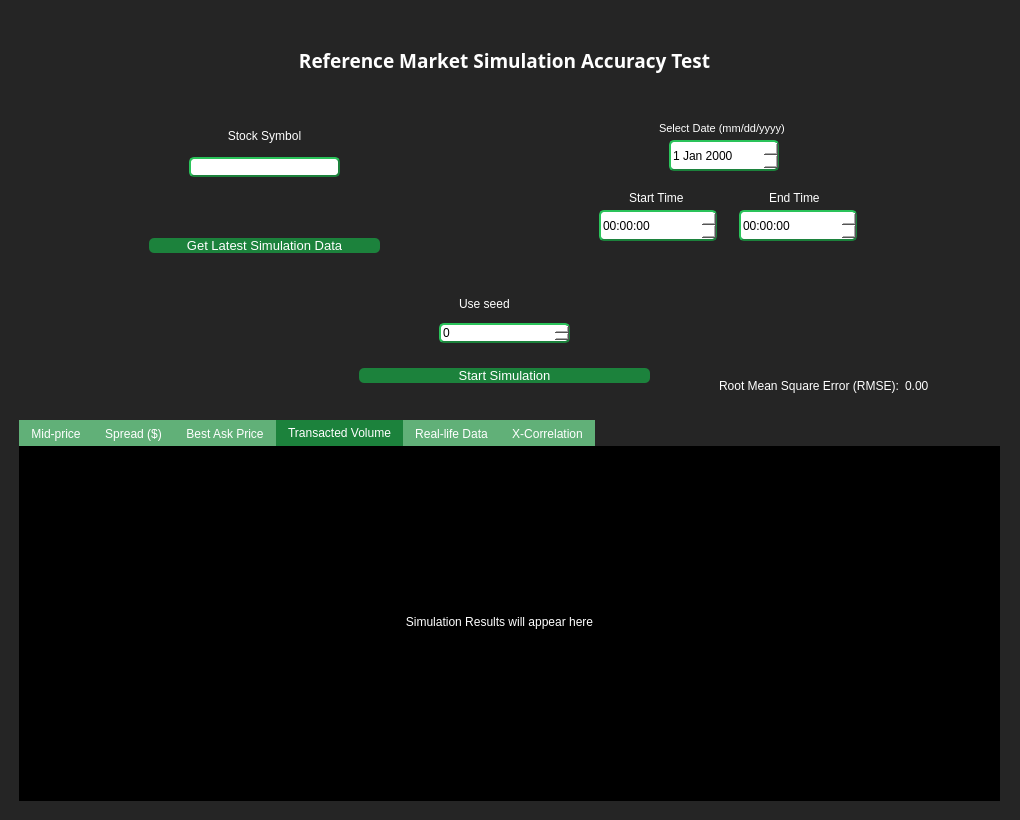
First picture: the form in widgets/UI/RMSC03_Past.ui, repository JV-FIU/Agent-Based-Stock-Market-Simulator, before the edit.
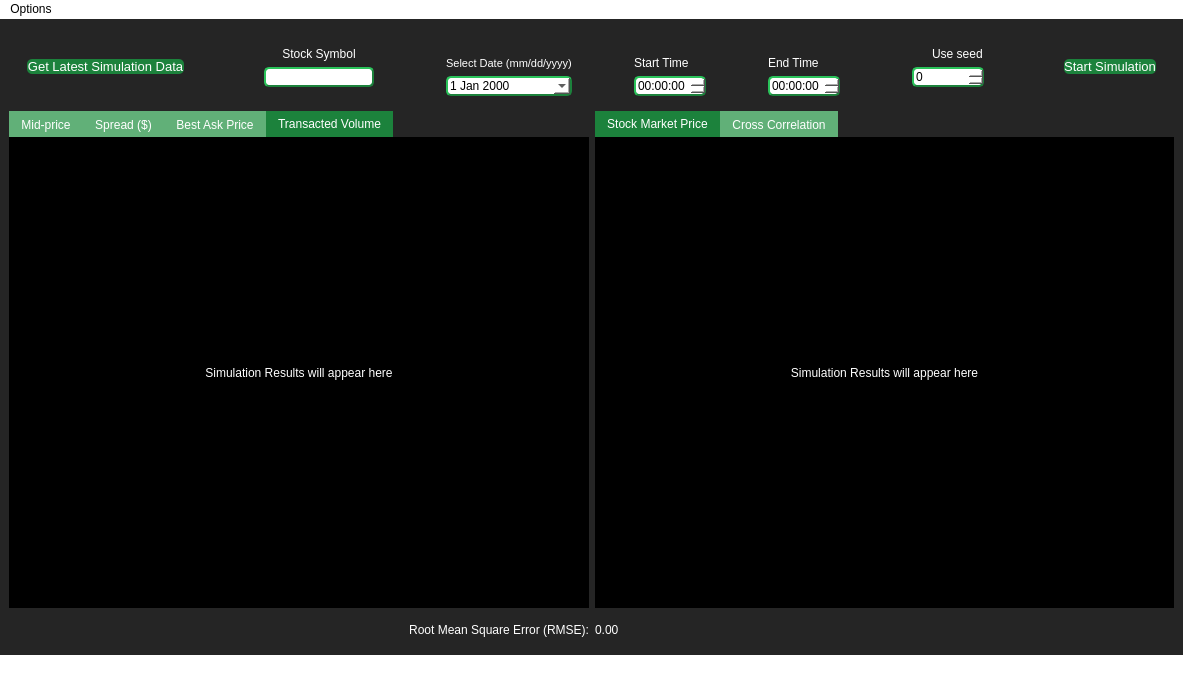
Second picture: the form after the edit. The open tabs and pages were chosen to show the change.

Patch:
```diff
--- a/widgets/UI/RMSC03_Past.ui
+++ b/widgets/UI/RMSC03_Past.ui
@@ -1,22 +1,15 @@
 <?xml version="1.0" encoding="UTF-8"?>
 <ui version="4.0">
- <class>Dialog</class>
- <widget class="QDialog" name="Dialog">
+ <class>MainWindow</class>
+ <widget class="QMainWindow" name="MainWindow">
   <property name="geometry">
    <rect>
     <x>0</x>
     <y>0</y>
-    <width>1020</width>
-    <height>820</height>
+    <width>1183</width>
+    <height>677</height>
    </rect>
   </property>
-  <property name="font">
-   <font>
-    <family>MS UI Gothic</family>
-    <weight>50</weight>
-    <bold>false</bold>
-   </font>
-  </property>
   <property name="windowTitle">
    <string>Dialog</string>
   </property>
@@ -30,6 +23,19 @@
 	color: #ffffff;
 }
 
+/* Menu and Status Bars */
+QMenuBar {
+	background: white;
+	background-color: white;
+	color: black;
+}
+
+QStatusBar {
+	background: white;
+	background-color: white;
+	color: black;
+}
+
 #CentralWidget{
 	background-color: #252525;
 }
@@ -54,10 +60,11 @@
 }
 
 /* QTabWidget customization */
-#result1, #result2, #result3, #result4, #result5, #result6 {
+#result1, #result2, #result3, #result4, #result1_4, #result2_4 {
 	color: #000000;
 	background: #000000;
 	background-color: #000000;
+	border: none;
 }
 
 /*Tab manipulation */
@@ -81,67 +88,96 @@
 }
 </string>
   </property>
-  <widget class="QWidget" name="CentralWidget" native="true">
-   <property name="geometry">
-    <rect>
-     <x>-1</x>
-     <y>0</y>
-     <width>1041</width>
-     <height>821</height>
-    </rect>
-   </property>
-   <property name="styleSheet">
-    <string notr="true"/>
-   </property>
-   <widget class="QWidget" name="widget" native="true">
-    <property name="geometry">
-     <rect>
-      <x>600</x>
-      <y>90</y>
-      <width>261</width>
-      <height>171</height>
-     </rect>
-    </property>
-    <widget class="QTimeEdit" name="endTime">
-     <property name="geometry">
-      <rect>
-       <x>140</x>
-       <y>120</y>
-       <width>118</width>
-       <height>31</height>
-      </rect>
-     </property>
+  <widget class="QWidget" name="CentralWidget">
+   <layout class="QVBoxLayout" name="verticalLayout_3">
+    <item>
+     <widget class="QWidget" name="inputContainer" native="true">
+      <property name="sizePolicy">
+       <sizepolicy hsizetype="Preferred" vsizetype="Fixed">
+        <horstretch>0</horstretch>
+        <verstretch>0</verstretch>
+       </sizepolicy>
+      </property>
+      <layout class="QHBoxLayout" name="horizontalLayout">
+       <item>
+        <widget class="QWidget" name="buttonW_2" native="true">
+         <layout class="QVBoxLayout" name="verticalLayout_8">
+          <item>
+           <widget class="QPushButton" name="fetchData">
      <property name="font">
       <font>
-       <pointsize>9</pointsize>
-      </font>
-     </property>
-    </widget>
-    <widget class="QTimeEdit" name="startTime">
-     <property name="geometry">
-      <rect>
-       <x>0</x>
-       <y>120</y>
-       <width>118</width>
-       <height>31</height>
-      </rect>
-     </property>
+              <pointsize>10</pointsize>
+             </font>
+            </property>
+            <property name="text">
+             <string>Get Latest Simulation Data</string>
+            </property>
+           </widget>
+          </item>
+         </layout>
+        </widget>
+       </item>
+       <item>
+        <spacer name="horizontalSpacer_6">
+         <property name="orientation">
+          <enum>Qt::Horizontal</enum>
+         </property>
+         <property name="sizeHint" stdset="0">
+          <size>
+           <width>40</width>
+           <height>20</height>
+          </size>
+         </property>
+        </spacer>
+       </item>
+       <item>
+        <widget class="QWidget" name="tickerW" native="true">
+         <layout class="QVBoxLayout" name="verticalLayout_7">
+          <item>
+           <widget class="QLabel" name="symbolLabel">
      <property name="font">
       <font>
        <pointsize>9</pointsize>
-       <kerning>true</kerning>
-      </font>
-     </property>
-    </widget>
+             </font>
+            </property>
+            <property name="text">
+             <string>Stock Symbol</string>
+            </property>
+            <property name="alignment">
+             <set>Qt::AlignBottom|Qt::AlignHCenter</set>
+            </property>
+           </widget>
+          </item>
+          <item>
+           <widget class="QLineEdit" name="stockSymbol">
+            <property name="minimumSize">
+             <size>
+              <width>50</width>
+              <height>0</height>
+             </size>
+            </property>
+           </widget>
+          </item>
+         </layout>
+        </widget>
+       </item>
+       <item>
+        <spacer name="horizontalSpacer">
+         <property name="orientation">
+          <enum>Qt::Horizontal</enum>
+         </property>
+         <property name="sizeHint" stdset="0">
+          <size>
+           <width>40</width>
+           <height>20</height>
+          </size>
+         </property>
+        </spacer>
+       </item>
+       <item>
+        <layout class="QVBoxLayout" name="verticalLayout_9">
+         <item>
     <widget class="QLabel" name="label">
-     <property name="geometry">
-      <rect>
-       <x>60</x>
-       <y>30</y>
-       <width>141</width>
-       <height>16</height>
-      </rect>
-     </property>
      <property name="font">
       <font>
        <pointsize>8</pointsize>
@@ -150,49 +186,42 @@
      <property name="text">
       <string>Select Date (mm/dd/yyyy)</string>
      </property>
-    </widget>
-    <widget class="QLabel" name="label_3">
-     <property name="geometry">
-      <rect>
-       <x>170</x>
-       <y>100</y>
-       <width>51</width>
-       <height>16</height>
-      </rect>
-     </property>
-     <property name="font">
-      <font>
-       <pointsize>9</pointsize>
-      </font>
-     </property>
-     <property name="text">
-      <string>End Time</string>
-     </property>
-    </widget>
+           <property name="alignment">
+            <set>Qt::AlignBottom|Qt::AlignHCenter</set>
+           </property>
+          </widget>
+         </item>
+         <item>
     <widget class="QDateEdit" name="simDate">
-     <property name="geometry">
-      <rect>
-       <x>70</x>
-       <y>50</y>
-       <width>110</width>
-       <height>31</height>
-      </rect>
-     </property>
      <property name="font">
       <font>
        <pointsize>9</pointsize>
       </font>
      </property>
-    </widget>
+           <property name="calendarPopup">
+            <bool>true</bool>
+           </property>
+          </widget>
+         </item>
+        </layout>
+       </item>
+       <item>
+        <spacer name="horizontalSpacer_2">
+         <property name="orientation">
+          <enum>Qt::Horizontal</enum>
+         </property>
+         <property name="sizeHint" stdset="0">
+          <size>
+           <width>40</width>
+           <height>20</height>
+          </size>
+         </property>
+        </spacer>
+       </item>
+       <item>
+        <layout class="QVBoxLayout" name="verticalLayout_13">
+         <item>
     <widget class="QLabel" name="label_2">
-     <property name="geometry">
-      <rect>
-       <x>30</x>
-       <y>100</y>
-       <width>61</width>
-       <height>16</height>
-      </rect>
-     </property>
      <property name="font">
       <font>
        <pointsize>9</pointsize>
@@ -201,129 +230,80 @@
      <property name="text">
       <string>Start Time</string>
      </property>
-    </widget>
-   </widget>
-   <widget class="QWidget" name="buttonW" native="true">
-    <property name="geometry">
-     <rect>
-      <x>360</x>
-      <y>330</y>
-      <width>291</width>
-      <height>91</height>
-     </rect>
-    </property>
-    <layout class="QVBoxLayout" name="verticalLayout_2">
+           <property name="alignment">
+            <set>Qt::AlignBottom|Qt::AlignLeading|Qt::AlignLeft</set>
+           </property>
+          </widget>
+         </item>
      <item>
-      <widget class="QPushButton" name="pushButton">
+          <widget class="QTimeEdit" name="startTime">
        <property name="font">
         <font>
-         <pointsize>10</pointsize>
-        </font>
-       </property>
-       <property name="text">
-        <string>Start Simulation</string>
-       </property>
+             <pointsize>9</pointsize>
+             <kerning>true</kerning>
+            </font>
+           </property>
       </widget>
      </item>
     </layout>
-   </widget>
-   <widget class="QWidget" name="tickerW" native="true">
-    <property name="geometry">
-     <rect>
-      <x>190</x>
-      <y>120</y>
-      <width>151</width>
-      <height>57</height>
-     </rect>
-    </property>
-    <layout class="QVBoxLayout" name="verticalLayout">
+       </item>
+       <item>
+        <spacer name="horizontalSpacer_3">
+         <property name="orientation">
+          <enum>Qt::Horizontal</enum>
+         </property>
+         <property name="sizeHint" stdset="0">
+          <size>
+           <width>40</width>
+           <height>20</height>
+          </size>
+         </property>
+        </spacer>
+       </item>
      <item>
-      <widget class="QLabel" name="symbolLabel">
+        <layout class="QVBoxLayout" name="verticalLayout_14">
+         <item>
+          <widget class="QLabel" name="label_3">
        <property name="font">
         <font>
          <pointsize>9</pointsize>
         </font>
        </property>
        <property name="text">
-        <string>Stock Symbol</string>
+            <string>End Time</string>
        </property>
        <property name="alignment">
-        <set>Qt::AlignCenter</set>
+            <set>Qt::AlignBottom|Qt::AlignLeading|Qt::AlignLeft</set>
        </property>
       </widget>
      </item>
      <item>
-      <widget class="QLineEdit" name="stockSymbol">
-       <property name="minimumSize">
-        <size>
-         <width>50</width>
-         <height>0</height>
-        </size>
-       </property>
-      </widget>
-     </item>
-    </layout>
-   </widget>
-   <widget class="QLabel" name="label_4">
-    <property name="geometry">
-     <rect>
-      <x>270</x>
-      <y>30</y>
-      <width>471</width>
-      <height>61</height>
-     </rect>
-    </property>
+          <widget class="QTimeEdit" name="endTime">
     <property name="font">
      <font>
-      <family>Segoe UI Semilight</family>
-      <pointsize>14</pointsize>
-      <weight>75</weight>
-      <italic>false</italic>
-      <bold>true</bold>
-     </font>
-    </property>
-    <property name="text">
-     <string>Reference Market Simulation Accuracy Test</string>
-    </property>
-    <property name="alignment">
-     <set>Qt::AlignCenter</set>
-    </property>
-    <property name="wordWrap">
-     <bool>false</bool>
-    </property>
-   </widget>
-   <widget class="QWidget" name="tickerW_2" native="true">
-    <property name="geometry">
-     <rect>
-      <x>350</x>
-      <y>450</y>
-      <width>151</width>
-      <height>57</height>
-     </rect>
-    </property>
-    <layout class="QVBoxLayout" name="verticalLayout_3">
+             <pointsize>9</pointsize>
+            </font>
+           </property>
+          </widget>
+         </item>
+        </layout>
+       </item>
      <item>
-      <widget class="QLineEdit" name="stockSymbol_2">
-       <property name="minimumSize">
+        <spacer name="horizontalSpacer_4">
+         <property name="orientation">
+          <enum>Qt::Horizontal</enum>
+         </property>
+         <property name="sizeHint" stdset="0">
         <size>
-         <width>50</width>
-         <height>0</height>
-        </size>
-       </property>
-      </widget>
-     </item>
-    </layout>
-   </widget>
+           <width>40</width>
+           <height>20</height>
+          </size>
+         </property>
+        </spacer>
+       </item>
+       <item>
    <widget class="QWidget" name="seedContainer" native="true">
-    <property name="geometry">
-     <rect>
-      <x>440</x>
-      <y>290</y>
-      <width>131</width>
-      <height>61</height>
-     </rect>
-    </property>
-    <layout class="QVBoxLayout" name="verticalLayout_4">
+         <layout class="QVBoxLayout" name="verticalLayout_10">
      <item>
       <widget class="QCheckBox" name="checkBox">
        <property name="font">
@@ -353,14 +333,52 @@
      </item>
     </layout>
    </widget>
+       </item>
+       <item>
+        <spacer name="horizontalSpacer_5">
+         <property name="orientation">
+          <enum>Qt::Horizontal</enum>
+         </property>
+         <property name="sizeHint" stdset="0">
+          <size>
+           <width>40</width>
+           <height>20</height>
+          </size>
+         </property>
+        </spacer>
+       </item>
+       <item>
+        <widget class="QWidget" name="buttonW" native="true">
+         <layout class="QVBoxLayout" name="verticalLayout_11">
+          <item>
+           <widget class="QPushButton" name="pushButton">
+            <property name="font">
+             <font>
+              <pointsize>10</pointsize>
+             </font>
+            </property>
+            <property name="text">
+             <string>Start Simulation</string>
+            </property>
+           </widget>
+          </item>
+         </layout>
+        </widget>
+       </item>
+      </layout>
+     </widget>
+    </item>
+    <item>
+     <layout class="QVBoxLayout" name="verticalLayout_2">
+      <item>
+       <layout class="QHBoxLayout" name="horizontalLayout_3">
+        <item>
    <widget class="QTabWidget" name="resultTabs">
-    <property name="geometry">
-     <rect>
-      <x>20</x>
-      <y>420</y>
-      <width>981</width>
-      <height>381</height>
-     </rect>
+          <property name="sizePolicy">
+           <sizepolicy hsizetype="Preferred" vsizetype="Preferred">
+            <horstretch>0</horstretch>
+            <verstretch>0</verstretch>
+           </sizepolicy>
     </property>
     <property name="layoutDirection">
      <enum>Qt::LeftToRight</enum>
@@ -384,6 +402,8 @@
      <attribute name="title">
       <string>Mid-price</string>
      </attribute>
+           <layout class="QVBoxLayout" name="verticalLayout">
+            <item>
      <widget class="QLabel" name="imageContainer_1">
       <property name="geometry">
        <rect>
@@ -400,11 +420,15 @@
        <set>Qt::AlignCenter</set>
       </property>
      </widget>
+            </item>
+           </layout>
     </widget>
     <widget class="QWidget" name="result2">
      <attribute name="title">
       <string>Spread ($)</string>
      </attribute>
+           <layout class="QVBoxLayout" name="verticalLayout_4">
+            <item>
      <widget class="QLabel" name="imageContainer_2">
       <property name="geometry">
        <rect>
@@ -421,11 +445,15 @@
        <set>Qt::AlignCenter</set>
       </property>
      </widget>
+            </item>
+           </layout>
     </widget>
     <widget class="QWidget" name="result3">
      <attribute name="title">
       <string>Best Ask Price</string>
      </attribute>
+           <layout class="QVBoxLayout" name="verticalLayout_5">
+            <item>
      <widget class="QLabel" name="imageContainer_3">
       <property name="geometry">
        <rect>
@@ -442,19 +470,24 @@
        <set>Qt::AlignCenter</set>
       </property>
      </widget>
+            </item>
+           </layout>
     </widget>
     <widget class="QWidget" name="result4">
      <attribute name="title">
       <string>Transacted Volume</string>
      </attribute>
+           <layout class="QVBoxLayout" name="verticalLayout_6">
+            <item>
      <widget class="QLabel" name="imageContainer_4">
-      <property name="geometry">
-       <rect>
-        <x>0</x>
-        <y>0</y>
-        <width>961</width>
-        <height>351</height>
-       </rect>
+              <property name="sizePolicy">
+               <sizepolicy hsizetype="Preferred" vsizetype="Preferred">
+                <horstretch>0</horstretch>
+                <verstretch>0</verstretch>
+               </sizepolicy>
+              </property>
+              <property name="frameShape">
+               <enum>QFrame::NoFrame</enum>
       </property>
       <property name="text">
        <string>Simulation Results will appear here</string>
@@ -463,19 +496,49 @@
        <set>Qt::AlignCenter</set>
       </property>
      </widget>
-    </widget>
-    <widget class="QWidget" name="result5">
+            </item>
+           </layout>
+          </widget>
+         </widget>
+        </item>
+        <item>
+         <widget class="QTabWidget" name="realLifeTabs">
+          <property name="sizePolicy">
+           <sizepolicy hsizetype="Preferred" vsizetype="Preferred">
+            <horstretch>0</horstretch>
+            <verstretch>0</verstretch>
+           </sizepolicy>
+          </property>
+          <property name="layoutDirection">
+           <enum>Qt::LeftToRight</enum>
+          </property>
+          <property name="autoFillBackground">
+           <bool>false</bool>
+          </property>
+          <property name="tabPosition">
+           <enum>QTabWidget::North</enum>
+          </property>
+          <property name="tabShape">
+           <enum>QTabWidget::Rounded</enum>
+          </property>
+          <property name="currentIndex">
+           <number>0</number>
+          </property>
+          <property name="tabBarAutoHide">
+           <bool>false</bool>
+          </property>
+          <widget class="QWidget" name="result1_4">
      <attribute name="title">
-      <string>Real-life Data</string>
-     </attribute>
+            <string>Stock Market Price</string>
+           </attribute>
+           <layout class="QVBoxLayout" name="verticalLayout_20">
+            <item>
      <widget class="QLabel" name="realData">
-      <property name="geometry">
-       <rect>
-        <x>0</x>
-        <y>0</y>
-        <width>961</width>
-        <height>351</height>
-       </rect>
+              <property name="sizePolicy">
+               <sizepolicy hsizetype="Preferred" vsizetype="Preferred">
+                <horstretch>0</horstretch>
+                <verstretch>0</verstretch>
+               </sizepolicy>
       </property>
       <property name="text">
        <string>Simulation Results will appear here</string>
@@ -484,11 +547,15 @@
        <set>Qt::AlignCenter</set>
       </property>
      </widget>
-    </widget>
-    <widget class="QWidget" name="result6">
+            </item>
+           </layout>
+          </widget>
+          <widget class="QWidget" name="result2_4">
      <attribute name="title">
-      <string>X-Correlation</string>
-     </attribute>
+            <string>Cross Correlation</string>
+           </attribute>
+           <layout class="QVBoxLayout" name="verticalLayout_21">
+            <item>
      <widget class="QLabel" name="crossCorrelation">
       <property name="geometry">
        <rect>
@@ -505,47 +572,30 @@
        <set>Qt::AlignCenter</set>
       </property>
      </widget>
-    </widget>
-   </widget>
-   <widget class="QWidget" name="buttonW_2" native="true">
-    <property name="geometry">
-     <rect>
-      <x>150</x>
-      <y>200</y>
-      <width>231</width>
-      <height>91</height>
-     </rect>
-    </property>
-    <layout class="QVBoxLayout" name="verticalLayout_5">
+            </item>
+           </layout>
+          </widget>
+         </widget>
+        </item>
+       </layout>
+      </item>
      <item>
-      <widget class="QPushButton" name="fetchData">
-       <property name="font">
-        <font>
-         <pointsize>10</pointsize>
-        </font>
-       </property>
-       <property name="text">
-        <string>Get Latest Simulation Data</string>
-       </property>
-      </widget>
-     </item>
-    </layout>
-   </widget>
    <widget class="QWidget" name="widget_2" native="true">
-    <property name="geometry">
-     <rect>
-      <x>720</x>
-      <y>370</y>
-      <width>251</width>
-      <height>31</height>
-     </rect>
-    </property>
-    <layout class="QHBoxLayout" name="horizontalLayout">
+        <property name="sizePolicy">
+         <sizepolicy hsizetype="Preferred" vsizetype="Fixed">
+          <horstretch>0</horstretch>
+          <verstretch>0</verstretch>
+         </sizepolicy>
+        </property>
+        <layout class="QHBoxLayout" name="horizontalLayout_4" stretch="0,0">
      <item>
       <widget class="QLabel" name="labrl4">
        <property name="text">
         <string>Root Mean Square Error (RMSE):</string>
        </property>
+           <property name="alignment">
+            <set>Qt::AlignRight|Qt::AlignTrailing|Qt::AlignVCenter</set>
+           </property>
       </widget>
      </item>
      <item>
@@ -557,7 +607,34 @@
      </item>
     </layout>
    </widget>
+      </item>
+     </layout>
+    </item>
+   </layout>
   </widget>
+  <widget class="QMenuBar" name="menubar">
+   <property name="geometry">
+    <rect>
+     <x>0</x>
+     <y>0</y>
+     <width>1183</width>
+     <height>21</height>
+    </rect>
+   </property>
+   <widget class="QMenu" name="menuInfo">
+    <property name="title">
+     <string>Options</string>
+    </property>
+    <addaction name="actionQuit"/>
+   </widget>
+   <addaction name="menuInfo"/>
+  </widget>
+  <widget class="QStatusBar" name="statusbar"/>
+  <action name="actionQuit">
+   <property name="text">
+    <string>Quit</string>
+   </property>
+  </action>
  </widget>
  <resources/>
  <connections/>
```
Left out of the diff: 71 changed lines with no effect on the pictures. Lines whose indentation alone changed are shown as unchanged.
